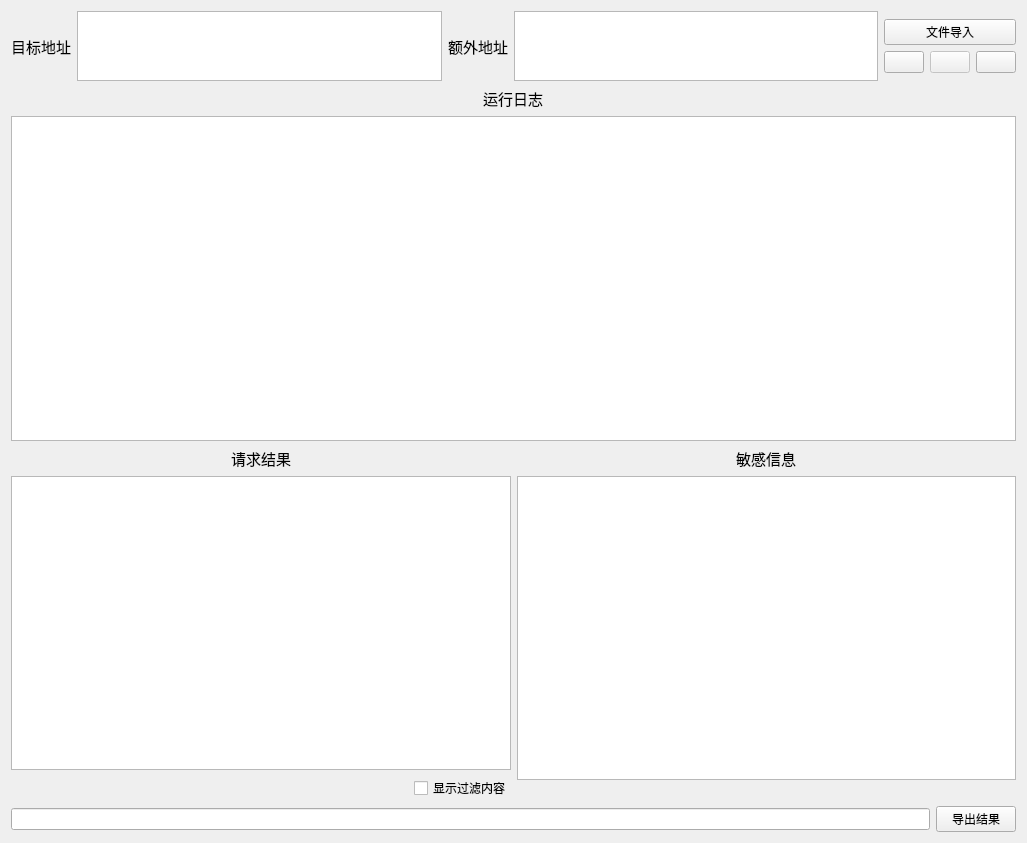
abcd1234564499sc/scanJSUrlThreading, file ui/ui_main.ui: the form before one commit.
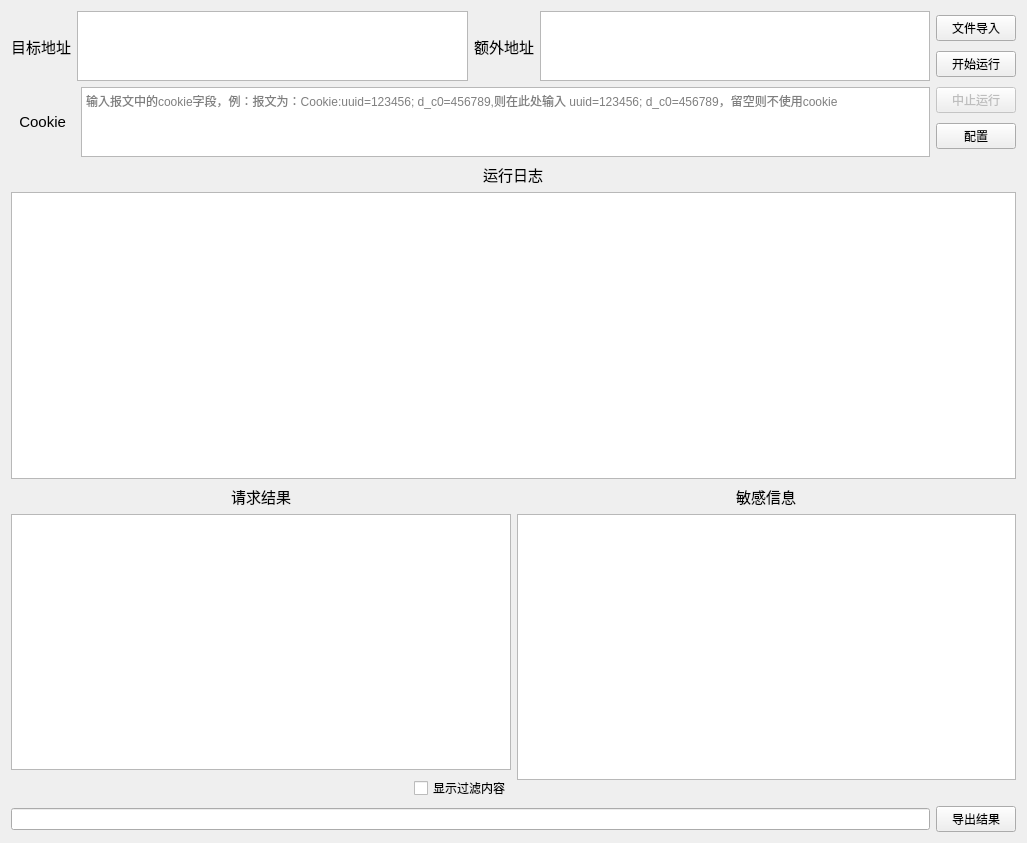
The form after the commit. Icons and pictures are not drawn.

Diff of the .ui file:
```diff
--- a/ui/ui_main.ui
+++ b/ui/ui_main.ui
@@ -17,9 +17,13 @@
    <iconset resource="../resource/source.qrc">
     <normaloff>:/图片/icon.png</normaloff>:/图片/icon.png</iconset>
   </property>
-  <layout class="QVBoxLayout" name="verticalLayout_5" stretch="1,6,6,1">
+  <layout class="QVBoxLayout" name="verticalLayout_6" stretch="3,8,8,1">
    <item>
-    <layout class="QHBoxLayout" name="horizontalLayout_6">
+    <layout class="QHBoxLayout" name="horizontalLayout_2">
+     <item>
+      <layout class="QVBoxLayout" name="verticalLayout_5" stretch="2,6">
+       <item>
+        <layout class="QHBoxLayout" name="horizontalLayout_7">
      <item>
       <layout class="QHBoxLayout" name="horizontalLayout_4">
        <item>
@@ -60,10 +64,36 @@
        </item>
       </layout>
      </item>
+        </layout>
+       </item>
      <item>
-      <layout class="QVBoxLayout" name="verticalLayout_6" stretch="5">
+        <layout class="QHBoxLayout" name="horizontalLayout_6">
        <item>
-        <layout class="QVBoxLayout" name="verticalLayout_3" stretch="0,0">
+          <widget class="QLabel" name="label_7">
+           <property name="font">
+            <font>
+             <family>Arial</family>
+             <pointsize>11</pointsize>
+            </font>
+           </property>
+           <property name="text">
+            <string>  Cookie  </string>
+           </property>
+          </widget>
+         </item>
+         <item>
+          <widget class="QTextEdit" name="cookiesTextEdit">
+           <property name="placeholderText">
+            <string>输入报文中的cookie字段，例：报文为：Cookie:uuid=123456; d_c0=456789,则在此处输入 uuid=123456; d_c0=456789，留空则不使用cookie</string>
+           </property>
+          </widget>
+         </item>
+        </layout>
+       </item>
+      </layout>
+     </item>
+     <item>
+      <layout class="QVBoxLayout" name="verticalLayout_3">
          <item>
           <widget class="QPushButton" name="pushButton_4">
            <property name="text">
@@ -76,11 +106,9 @@
           </widget>
          </item>
          <item>
-          <layout class="QHBoxLayout" name="horizontalLayout_2">
-           <item>
             <widget class="QPushButton" name="pushButton">
              <property name="text">
-              <string/>
+          <string>开始运行</string>
              </property>
              <property name="icon">
               <iconset resource="../resource/source.qrc">
@@ -94,7 +122,7 @@
               <bool>false</bool>
              </property>
              <property name="text">
-              <string/>
+          <string>中止运行</string>
              </property>
              <property name="icon">
               <iconset resource="../resource/source.qrc">
@@ -105,17 +133,13 @@
            <item>
             <widget class="QPushButton" name="pushButton_5">
              <property name="text">
-              <string/>
+          <string>配置</string>
              </property>
              <property name="icon">
               <iconset resource="../resource/source.qrc">
                <normaloff>:/图片/设置.png</normaloff>:/图片/设置.png</iconset>
              </property>
             </widget>
-           </item>
-          </layout>
-         </item>
-        </layout>
        </item>
       </layout>
      </item>
```
Lines whose indentation alone changed are shown as unchanged.
